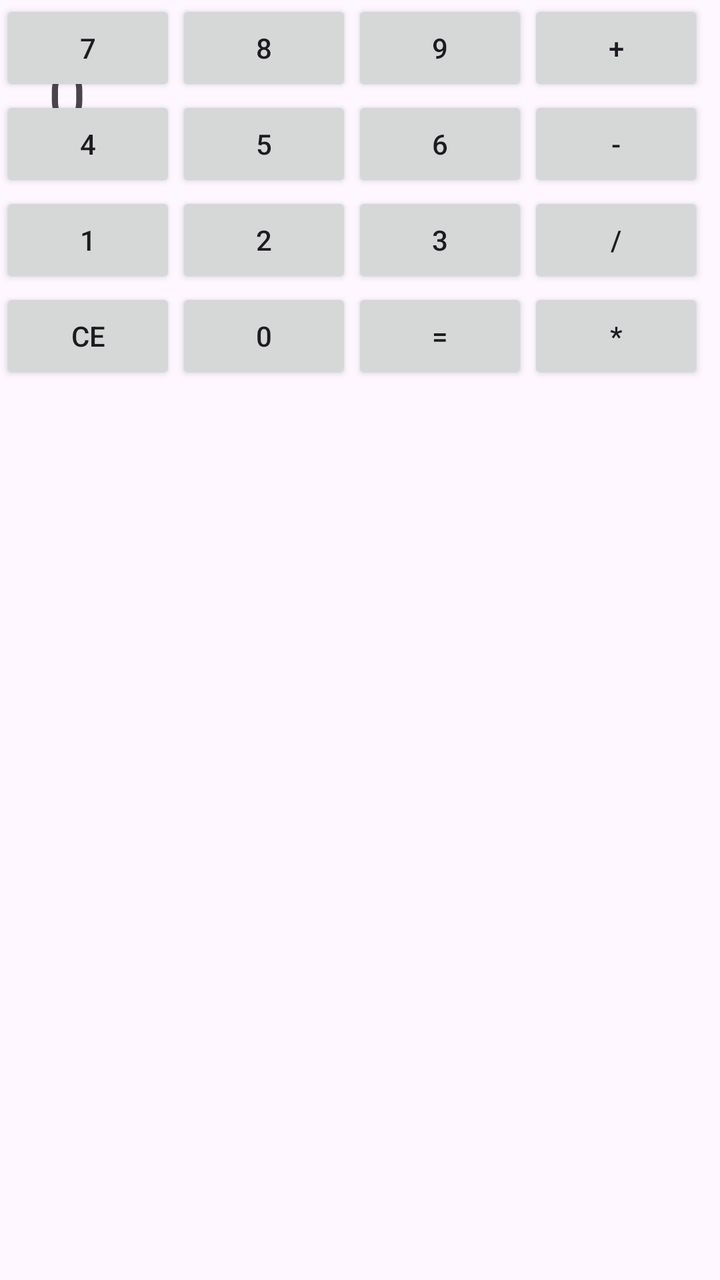
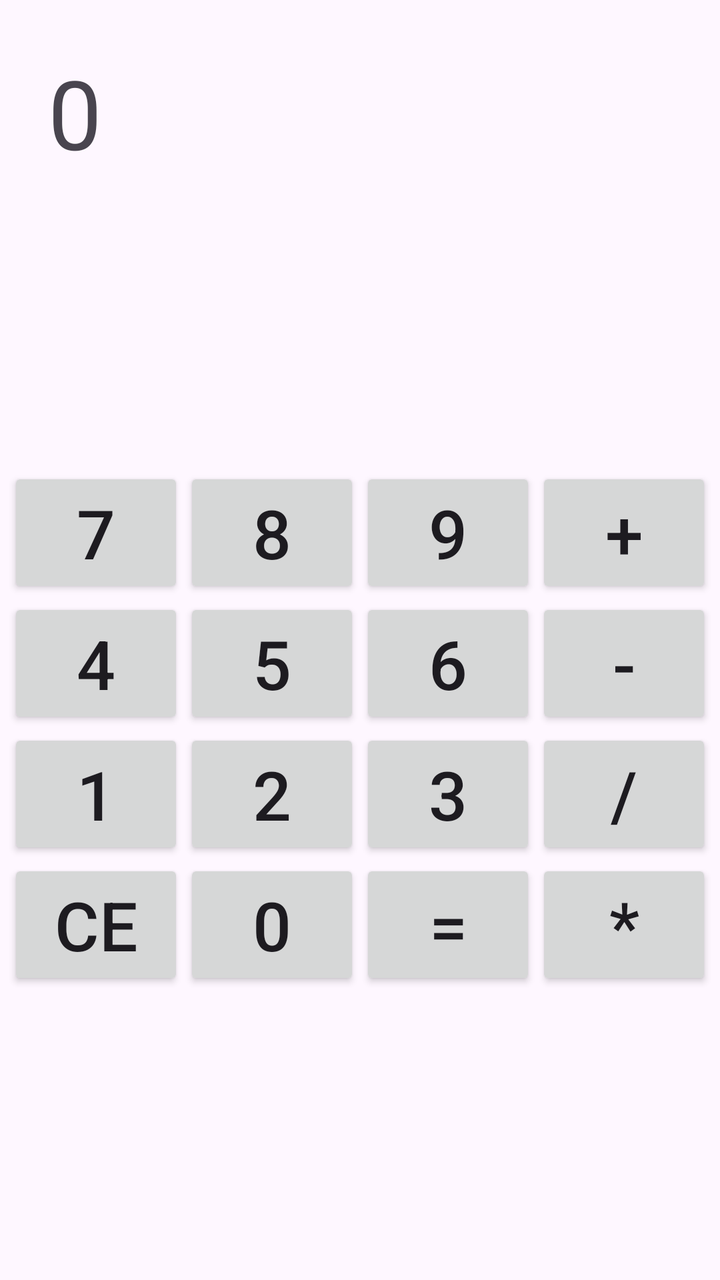

Two renders of the same Android screen: before a commit and after it. Below are the layout's source before the change and the commit's diff.
<!-- AndroidManifest.xml: application theme Theme.Calculator -->
<!-- res/layout/activity_main.xml -->
<?xml version="1.0" encoding="utf-8"?>
<androidx.constraintlayout.widget.ConstraintLayout xmlns:android="http://schemas.android.com/apk/res/android"
    xmlns:app="http://schemas.android.com/apk/res-auto"
    xmlns:tools="http://schemas.android.com/tools"
    android:id="@+id/main"
    android:layout_width="match_parent"
    android:layout_height="match_parent"
    tools:context=".MainActivity">

    <TextView
        android:id="@+id/resultTextView"
        android:layout_width="0dp"
        android:layout_height="wrap_content"
        android:layout_marginStart="24dp"
        android:layout_marginTop="24dp"
        android:layout_marginEnd="24dp"
        android:text="0"
        android:textAlignment="viewEnd"
        android:textSize="34sp"
        app:layout_constraintEnd_toEndOf="parent"
        app:layout_constraintStart_toStartOf="parent"
        app:layout_constraintTop_toTopOf="parent" />

    <TableLayout
        android:layout_width="409dp"
        android:layout_height="660dp"
        tools:layout_editor_absoluteX="1dp"
        tools:layout_editor_absoluteY="70dp">

        <TableRow
            android:layout_width="match_parent"
            android:layout_height="match_parent" >

            <LinearLayout
                android:layout_width="match_parent"
                android:layout_height="match_parent"
                android:orientation="horizontal">

                <Button
                    android:id="@+id/button"
                    android:layout_width="wrap_content"
                    android:layout_height="wrap_content"
                    android:layout_weight="1"
                    android:text="7" />

                <Button
                    android:id="@+id/button2"
                    android:layout_width="wrap_content"
                    android:layout_height="wrap_content"
                    android:layout_weight="1"
                    android:text="8" />

                <Button
                    android:id="@+id/button3"
                    android:layout_width="wrap_content"
                    android:layout_height="wrap_content"
                    android:layout_weight="1"
                    android:text="9" />

                <Button
                    android:id="@+id/button4"
                    android:layout_width="wrap_content"
                    android:layout_height="wrap_content"
                    android:layout_weight="1"
                    android:text="+" />
            </LinearLayout>
        </TableRow>

        <TableRow
            android:layout_width="match_parent"
            android:layout_height="match_parent" >

            <LinearLayout
                android:layout_width="match_parent"
                android:layout_height="match_parent"
                android:orientation="horizontal">

                <Button
                    android:id="@+id/button9"
                    android:layout_width="wrap_content"
                    android:layout_height="wrap_content"
                    android:layout_weight="1"
                    android:text="4" />

                <Button
                    android:id="@+id/button8"
                    android:layout_width="wrap_content"
                    android:layout_height="wrap_content"
                    android:layout_weight="1"
                    android:text="5" />

                <Button
                    android:id="@+id/button7"
                    android:layout_width="wrap_content"
                    android:layout_height="wrap_content"
                    android:layout_weight="1"
                    android:text="6" />

                <Button
                    android:id="@+id/button6"
                    android:layout_width="wrap_content"
                    android:layout_height="wrap_content"
                    android:text="-" />
            </LinearLayout>
        </TableRow>

        <TableRow
            android:layout_width="match_parent"
            android:layout_height="match_parent" >

            <LinearLayout
                android:layout_width="match_parent"
                android:layout_height="match_parent"
                android:orientation="horizontal">

                <Button
                    android:layout_width="wrap_content"
                    android:layout_height="wrap_content"
                    android:layout_weight="1"
                    android:text="1" />

                <Button
                    android:layout_width="wrap_content"
                    android:layout_height="wrap_content"
                    android:layout_weight="1"
                    android:text="2" />

                <Button
                    android:layout_width="wrap_content"
                    android:layout_height="wrap_content"
                    android:layout_weight="1"
                    android:text="3" />

                <Button
                    android:layout_width="wrap_content"
                    android:layout_height="wrap_content"
                    android:layout_weight="1"
                    android:text="/" />
            </LinearLayout>
        </TableRow>

        <TableRow
            android:layout_width="match_parent"
            android:layout_height="match_parent" >

            <LinearLayout
                android:layout_width="match_parent"
                android:layout_height="match_parent"
                android:orientation="horizontal">

                <Button
                    android:layout_width="wrap_content"
                    android:layout_height="wrap_content"
                    android:layout_weight="1"
                    android:text="CE" />

                <Button
                    android:layout_width="wrap_content"
                    android:layout_height="wrap_content"
                    android:layout_weight="1"
                    android:text="0" />

                <Button
                    android:layout_width="wrap_content"
                    android:layout_height="wrap_content"
                    android:layout_weight="1"
                    android:text="=" />

                <Button
                    android:layout_width="wrap_content"
                    android:layout_height="wrap_content"
                    android:layout_weight="1"
                    android:text="*" />
            </LinearLayout>
        </TableRow>
    </TableLayout>
</androidx.constraintlayout.widget.ConstraintLayout>
<!-- resources referenced by this layout -->
<resources>
  <style name="Theme.Calculator" parent="Base.Theme.Calculator" />
  <style name="Base.Theme.Calculator" parent="Theme.Material3.DayNight.NoActionBar">
          
          
      </style>
</resources>

<!-- the commit's change to res/layout/activity_main.xml (unified diff, before → after) -->
@@ -16,20 +16,22 @@
         android:layout_marginEnd="24dp"
         android:text="0"
         android:textAlignment="viewEnd"
-        android:textSize="34sp"
+        android:textSize="48sp"
         app:layout_constraintEnd_toEndOf="parent"
         app:layout_constraintStart_toStartOf="parent"
         app:layout_constraintTop_toTopOf="parent" />
 
     <TableLayout
-        android:layout_width="409dp"
-        android:layout_height="660dp"
-        tools:layout_editor_absoluteX="1dp"
-        tools:layout_editor_absoluteY="70dp">
-
-        <TableRow
-            android:layout_width="match_parent"
-            android:layout_height="match_parent" >
+        android:layout_width="wrap_content"
+        android:layout_height="wrap_content"
+        app:layout_constraintBottom_toBottomOf="parent"
+        app:layout_constraintEnd_toEndOf="parent"
+        app:layout_constraintStart_toStartOf="parent"
+        app:layout_constraintTop_toBottomOf="@+id/resultTextView">
+
+        <TableRow
+            android:layout_width="match_parent"
+            android:layout_height="match_parent">
 
             <LinearLayout
                 android:layout_width="match_parent"
@@ -41,34 +43,42 @@
                     android:layout_width="wrap_content"
                     android:layout_height="wrap_content"
                     android:layout_weight="1"
-                    android:text="7" />
+                    android:onClick="handleButtonPressed"
+                    android:text="7"
+                    android:textSize="34sp" />
 
                 <Button
                     android:id="@+id/button2"
                     android:layout_width="wrap_content"
                     android:layout_height="wrap_content"
                     android:layout_weight="1"
-                    android:text="8" />
+                    android:onClick="handleButtonPressed"
+                    android:text="8"
+                    android:textSize="34sp" />
 
                 <Button
                     android:id="@+id/button3"
                     android:layout_width="wrap_content"
                     android:layout_height="wrap_content"
                     android:layout_weight="1"
-                    android:text="9" />
+                    android:onClick="handleButtonPressed"
+                    android:text="9"
+                    android:textSize="34sp" />
 
                 <Button
                     android:id="@+id/button4"
                     android:layout_width="wrap_content"
                     android:layout_height="wrap_content"
                     android:layout_weight="1"
-                    android:text="+" />
-            </LinearLayout>
-        </TableRow>
-
-        <TableRow
-            android:layout_width="match_parent"
-            android:layout_height="match_parent" >
+                    android:onClick="handleButtonPressed"
+                    android:text="+"
+                    android:textSize="34sp" />
+            </LinearLayout>
+        </TableRow>
+
+        <TableRow
+            android:layout_width="match_parent"
+            android:layout_height="match_parent">
 
             <LinearLayout
                 android:layout_width="match_parent"
@@ -80,97 +90,121 @@
                     android:layout_width="wrap_content"
                     android:layout_height="wrap_content"
                     android:layout_weight="1"
-                    android:text="4" />
+                    android:onClick="handleButtonPressed"
+                    android:text="4"
+                    android:textSize="34sp" />
 
                 <Button
                     android:id="@+id/button8"
                     android:layout_width="wrap_content"
                     android:layout_height="wrap_content"
                     android:layout_weight="1"
-                    android:text="5" />
+                    android:onClick="handleButtonPressed"
+                    android:text="5"
+                    android:textSize="34sp" />
 
                 <Button
                     android:id="@+id/button7"
                     android:layout_width="wrap_content"
                     android:layout_height="wrap_content"
                     android:layout_weight="1"
-                    android:text="6" />
+                    android:onClick="handleButtonPressed"
+                    android:text="6"
+                    android:textSize="34sp" />
 
                 <Button
                     android:id="@+id/button6"
                     android:layout_width="wrap_content"
                     android:layout_height="wrap_content"
-                    android:text="-" />
-            </LinearLayout>
-        </TableRow>
-
-        <TableRow
-            android:layout_width="match_parent"
-            android:layout_height="match_parent" >
-
-            <LinearLayout
-                android:layout_width="match_parent"
-                android:layout_height="match_parent"
-                android:orientation="horizontal">
-
-                <Button
-                    android:layout_width="wrap_content"
-                    android:layout_height="wrap_content"
-                    android:layout_weight="1"
-                    android:text="1" />
-
-                <Button
-                    android:layout_width="wrap_content"
-                    android:layout_height="wrap_content"
-                    android:layout_weight="1"
-                    android:text="2" />
-
-                <Button
-                    android:layout_width="wrap_content"
-                    android:layout_height="wrap_content"
-                    android:layout_weight="1"
-                    android:text="3" />
-
-                <Button
-                    android:layout_width="wrap_content"
-                    android:layout_height="wrap_content"
-                    android:layout_weight="1"
-                    android:text="/" />
-            </LinearLayout>
-        </TableRow>
-
-        <TableRow
-            android:layout_width="match_parent"
-            android:layout_height="match_parent" >
-
-            <LinearLayout
-                android:layout_width="match_parent"
-                android:layout_height="match_parent"
-                android:orientation="horizontal">
-
-                <Button
-                    android:layout_width="wrap_content"
-                    android:layout_height="wrap_content"
-                    android:layout_weight="1"
-                    android:text="CE" />
-
-                <Button
-                    android:layout_width="wrap_content"
-                    android:layout_height="wrap_content"
-                    android:layout_weight="1"
-                    android:text="0" />
-
-                <Button
-                    android:layout_width="wrap_content"
-                    android:layout_height="wrap_content"
-                    android:layout_weight="1"
-                    android:text="=" />
-
-                <Button
-                    android:layout_width="wrap_content"
-                    android:layout_height="wrap_content"
-                    android:layout_weight="1"
-                    android:text="*" />
+                    android:onClick="handleButtonPressed"
+                    android:text="-"
+                    android:textSize="34sp" />
+            </LinearLayout>
+        </TableRow>
+
+        <TableRow
+            android:layout_width="match_parent"
+            android:layout_height="match_parent">
+
+            <LinearLayout
+                android:layout_width="match_parent"
+                android:layout_height="match_parent"
+                android:orientation="horizontal">
+
+                <Button
+                    android:layout_width="wrap_content"
+                    android:layout_height="wrap_content"
+                    android:layout_weight="1"
+                    android:onClick="handleButtonPressed"
+                    android:text="1"
+                    android:textSize="34sp" />
+
+                <Button
+                    android:layout_width="wrap_content"
+                    android:layout_height="wrap_content"
+                    android:layout_weight="1"
+                    android:onClick="handleButtonPressed"
+                    android:text="2"
+                    android:textSize="34sp" />
+
+                <Button
+                    android:layout_width="wrap_content"
+                    android:layout_height="wrap_content"
+                    android:layout_weight="1"
+                    android:onClick="handleButtonPressed"
+                    android:text="3"
+                    android:textSize="34sp" />
+
+                <Button
+                    android:layout_width="wrap_content"
+                    android:layout_height="wrap_content"
+                    android:layout_weight="1"
+                    android:onClick="handleButtonPressed"
+                    android:text="/"
+                    android:textSize="34sp" />
+            </LinearLayout>
+        </TableRow>
+
+        <TableRow
+            android:layout_width="match_parent"
+            android:layout_height="match_parent">
+
+            <LinearLayout
+                android:layout_width="match_parent"
+                android:layout_height="match_parent"
+                android:orientation="horizontal">
+
+                <Button
+                    android:layout_width="wrap_content"
+                    android:layout_height="wrap_content"
+                    android:layout_weight="1"
+                    android:onClick="handleButtonPressed"
+                    android:text="CE"
+                    android:textSize="34sp" />
+
+                <Button
+                    android:layout_width="wrap_content"
+                    android:layout_height="wrap_content"
+                    android:layout_weight="1"
+                    android:onClick="handleButtonPressed"
+                    android:text="0"
+                    android:textSize="34sp" />
+
+                <Button
+                    android:layout_width="wrap_content"
+                    android:layout_height="wrap_content"
+                    android:layout_weight="1"
+                    android:onClick="handleButtonPressed"
+                    android:text="="
+                    android:textSize="34sp" />
+
+                <Button
+                    android:layout_width="wrap_content"
+                    android:layout_height="wrap_content"
+                    android:layout_weight="1"
+                    android:onClick="handleButtonPressed"
+                    android:text="*"
+                    android:textSize="34sp" />
             </LinearLayout>
         </TableRow>
     </TableLayout>
